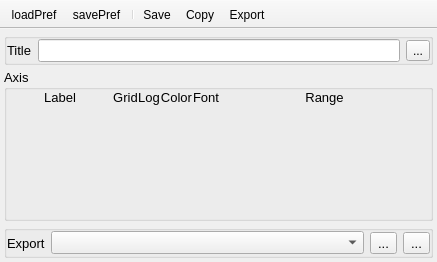
Old version of the form UIs/nCustomPlot.ui in the repository NeutrinoToolkit/Neutrino.
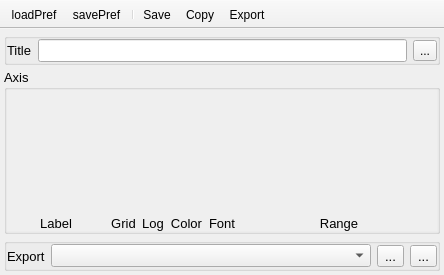
New version of the form. Icons and pictures are not drawn.

Patch:
```diff
--- a/UIs/nCustomPlot.ui
+++ b/UIs/nCustomPlot.ui
@@ -6,8 +6,8 @@
    <rect>
     <x>0</x>
     <y>0</y>
-    <width>437</width>
-    <height>262</height>
+    <width>444</width>
+    <height>275</height>
    </rect>
   </property>
   <property name="windowTitle">
@@ -17,7 +17,7 @@
    <bool>true</bool>
   </property>
   <widget class="QWidget" name="centralwidget">
-   <layout class="QVBoxLayout" name="verticalLayout" stretch="0,1,0">
+   <layout class="QVBoxLayout" name="verticalLayout" stretch="0,0,0">
     <property name="spacing">
      <number>4</number>
     </property>
@@ -113,6 +113,45 @@
         <number>0</number>
        </property>
        <item row="0" column="0">
+        <widget class="QScrollArea" name="scrollArea">
+         <property name="frameShape">
+          <enum>QFrame::NoFrame</enum>
+         </property>
+         <property name="lineWidth">
+          <number>0</number>
+         </property>
+         <property name="verticalScrollBarPolicy">
+          <enum>Qt::ScrollBarAsNeeded</enum>
+         </property>
+         <property name="horizontalScrollBarPolicy">
+          <enum>Qt::ScrollBarAsNeeded</enum>
+         </property>
+         <property name="widgetResizable">
+          <bool>true</bool>
+         </property>
+         <widget class="QWidget" name="scrollAreaWidgetContents">
+          <property name="geometry">
+           <rect>
+            <x>0</x>
+            <y>0</y>
+            <width>430</width>
+            <height>142</height>
+           </rect>
+          </property>
+          <layout class="QGridLayout" name="gridLayout">
+           <property name="leftMargin">
+            <number>0</number>
+           </property>
+           <property name="topMargin">
+            <number>0</number>
+           </property>
+           <property name="rightMargin">
+            <number>0</number>
+           </property>
+           <property name="bottomMargin">
+            <number>0</number>
+           </property>
+           <item row="0" column="0">
         <layout class="QGridLayout" name="labels_layout" columnstretch="1,0,0,0,0,2">
          <property name="verticalSpacing">
           <number>0</number>
@@ -209,18 +248,10 @@
          </item>
         </layout>
        </item>
-       <item row="1" column="0">
-        <spacer name="verticalSpacer">
-         <property name="orientation">
-          <enum>Qt::Vertical</enum>
-         </property>
-         <property name="sizeHint" stdset="0">
-          <size>
-           <width>20</width>
-           <height>40</height>
-          </size>
-         </property>
-        </spacer>
+          </layout>
+          <zorder></zorder>
+         </widget>
+        </widget>
        </item>
       </layout>
      </widget>
```
Left out of the diff: 36 changed lines with no effect on the pictures. Lines whose indentation alone changed are shown as unchanged.
